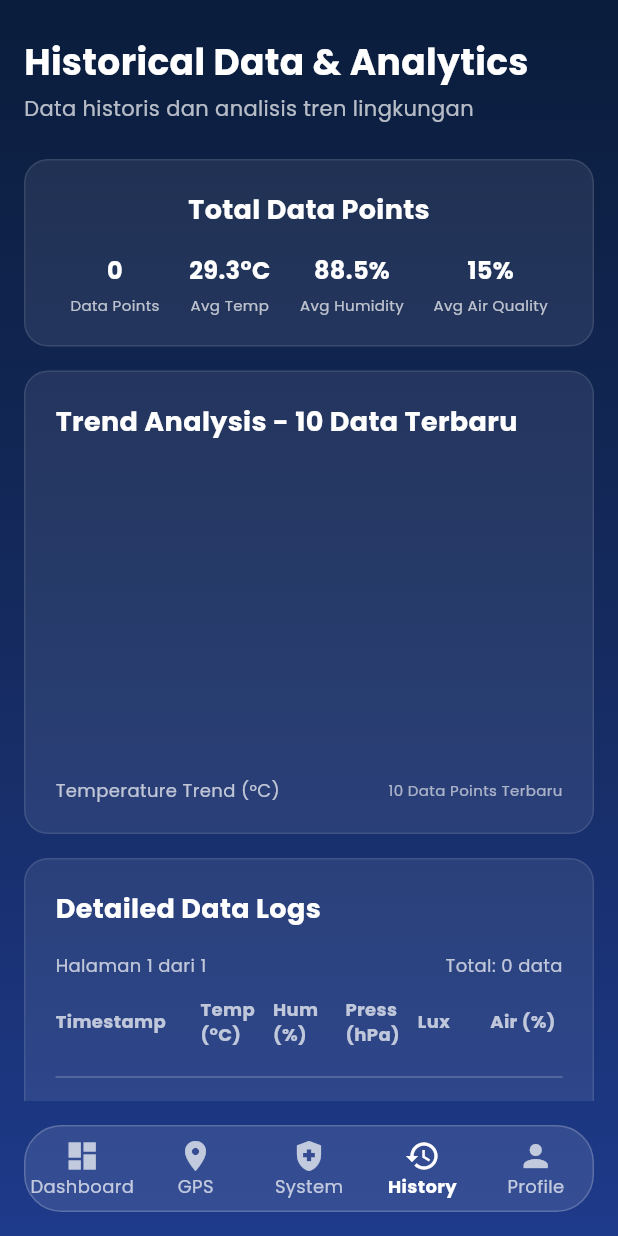
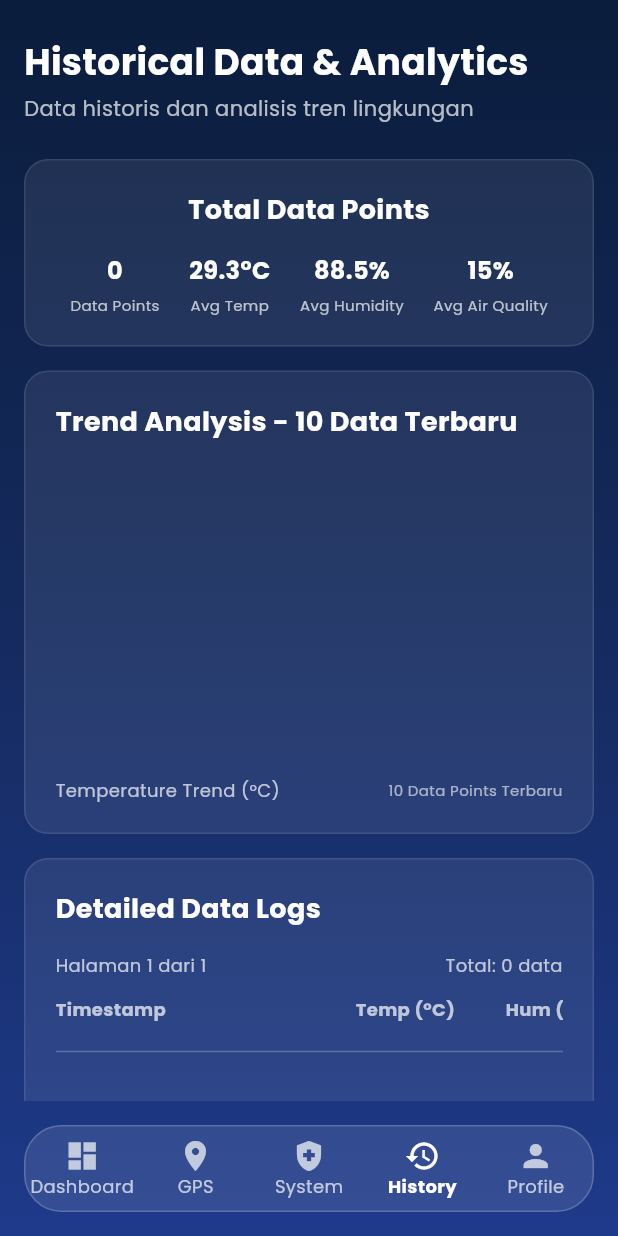
Before and after one commit to Byuzz/weather-mobile, a Flutter app: the MainScreen screen opened directly, item 4 of the bottom bar chosen, on a phone screen of 412 x 824 dp. Run offline on Flutter 3.47's test engine with Material 3 defaults, Android fonts, the light colour scheme and no system bars; drawn by our look-alikes of fl_chart; our stand-ins replace flutter_map, font_awesome_flutter, google_fonts, latlong2, shared_preferences; accounts and stored records are empty; network calls fail.

Commit message:
vixed bug

```diff
--- a/lib/screens/history_tab.dart
+++ b/lib/screens/history_tab.dart
@@ -89,7 +89,7 @@ class _HistoryTabState extends State<HistoryTab> {
 
                     const SizedBox(height: 16),
 
-                    // Detailed Data Logs dengan Pagination
+                    // Detailed Data Logs
                     _buildDataLogsCard(historyData, _currentPage, totalPages, totalLogs),
 
                     const SizedBox(height: 20),
@@ -162,7 +162,6 @@ class _HistoryTabState extends State<HistoryTab> {
   }
 
   Widget _buildTrendAnalysisCard(List<dynamic> historyData) {
-    // Ambil 10 data terbaru untuk trend analysis
     final trendData = historyData.take(10).toList();
 
     List<FlSpot> spots = [];
@@ -287,71 +286,23 @@ class _HistoryTabState extends State<HistoryTab> {
           ),
           const SizedBox(height: 12),
 
+          // Table Header + Data dengan Horizontal Scroll
+          SingleChildScrollView(
+            scrollDirection: Axis.horizontal,
+            child: SizedBox(
+              width: 700,
+              child: Column(
+                children: [
                   // Table Header
                   const Row(
                     mainAxisAlignment: MainAxisAlignment.spaceBetween,
                     children: [
-              Expanded(
-                flex: 2,
-                child: Text(
-                  'Timestamp',
-                  style: TextStyle(
-                    color: Colors.white70,
-                    fontSize: 12,
-                    fontWeight: FontWeight.bold,
-                  ),
-                ),
-              ),
-              Expanded(
-                child: Text(
-                  'Temp (°C)',
-                  style: TextStyle(
-                    color: Colors.white70,
-                    fontSize: 12,
-                    fontWeight: FontWeight.bold,
-                  ),
-                ),
-              ),
-              Expanded(
-                child: Text(
-                  'Hum (%)',
-                  style: TextStyle(
-                    color: Colors.white70,
-                    fontSize: 12,
-                    fontWeight: FontWeight.bold,
-                  ),
-                ),
-              ),
-              Expanded(
-                child: Text(
-                  'Press (hPa)',
-                  style: TextStyle(
-                    color: Colors.white70,
-                    fontSize: 12,
-                    fontWeight: FontWeight.bold,
-                  ),
-                ),
-              ),
-              Expanded(
-                child: Text(
-                  'Lux',
-                  style: TextStyle(
-                    color: Colors.white70,
-                    fontSize: 12,
-                    fontWeight: FontWeight.bold,
-                  ),
-                ),
-              ),
-              Expanded(
-                child: Text(
-                  'Air (%)',
-                  style: TextStyle(
-                    color: Colors.white70,
-                    fontSize: 12,
-                    fontWeight: FontWeight.bold,
-                  ),
-                ),
-              ),
+                      Expanded(flex: 2, child: _HeaderCell('Timestamp')),
+                      Expanded(child: _HeaderCell('Temp (°C)')),
+                      Expanded(child: _HeaderCell('Hum (%)')),
+                      Expanded(child: _HeaderCell('Press (hPa)')),
+                      Expanded(child: _HeaderCell('Lux')),
+                      Expanded(child: _HeaderCell('Air (%)')),
                     ],
                   ),
                   const SizedBox(height: 12),
@@ -380,6 +331,10 @@ class _HistoryTabState extends State<HistoryTab> {
                         air: log['air_clean_perc']?.toString() ?? '--',
                       )).toList(),
                     ),
+                ],
+              ),
+            ),
+          ),
 
           const SizedBox(height: 16),
           const Divider(color: Colors.white24),
@@ -395,6 +350,7 @@ class _HistoryTabState extends State<HistoryTab> {
           // Data Labels
           const Wrap(
             spacing: 16,
+            runSpacing: 8,
             children: [
               _buildDataLabel('Aktivity', Colors.blue),
               _buildDataLabel('Sensitivity', Colors.green),
@@ -409,7 +365,35 @@ class _HistoryTabState extends State<HistoryTab> {
     );
   }
 
+  // =========================================================================
+  // FIX: LOGIKA PAGINATION YANG DINAMIS (Sliding Window)
+  // =========================================================================
   Widget _buildPaginationControls(int currentPage, int totalPages) {
+    // Kita ingin menampilkan 5 halaman sekaligus
+    const int windowSize = 5;
+
+    // Tentukan halaman awal (startPage)
+    int startPage;
+
+    if (totalPages <= windowSize) {
+      // Jika total halaman sedikit, mulai dari 1
+      startPage = 1;
+    } else {
+      // Jika halaman banyak, coba posisikan halaman saat ini di tengah
+      // currentPage - 2
+      startPage = currentPage - (windowSize ~/ 2);
+
+      // Koreksi batas bawah (tidak boleh kurang dari 1)
+      if (startPage < 1) {
+        startPage = 1;
+      }
+
+      // Koreksi batas atas (jangan sampai startPage + 5 melebihi totalPages)
+      if (startPage + windowSize - 1 > totalPages) {
+        startPage = totalPages - windowSize + 1;
+      }
+    }
+
     return Row(
       mainAxisAlignment: MainAxisAlignment.center,
       children: [
@@ -420,30 +404,36 @@ class _HistoryTabState extends State<HistoryTab> {
           color: currentPage > 1 ? Colors.white : Colors.white54,
         ),
 
-        // Page Numbers
-        ...List.generate(totalPages, (index) {
-          final pageNumber = index + 1;
+        // Page Numbers (Dinamis berdasarkan startPage)
+        Row(
+          children: List.generate(
+            // Tampilkan jumlah tombol sesuai windowSize atau totalPages jika lebih kecil
+            totalPages > windowSize ? windowSize : totalPages,
+            (index) {
+              // Ini kuncinya: displayPage bukan index + 1, tapi startPage + index
+              final int displayPage = startPage + index;
+
               return Padding(
                 padding: const EdgeInsets.symmetric(horizontal: 4.0),
                 child: GestureDetector(
-              onTap: () => _loadPage(pageNumber),
+                  onTap: () => _loadPage(displayPage),
                   child: Container(
                     width: 32,
                     height: 32,
                     decoration: BoxDecoration(
-                  color: currentPage == pageNumber
+                      color: currentPage == displayPage
                           ? Colors.blue.withOpacity(0.3)
                           : Colors.transparent,
                       borderRadius: BorderRadius.circular(8),
                       border: Border.all(
-                    color: currentPage == pageNumber ? Colors.blue : Colors.white30,
+                        color: currentPage == displayPage ? Colors.blue : Colors.white30,
                       ),
                     ),
                     child: Center(
                       child: Text(
-                    '$pageNumber',
+                        '$displayPage',
                         style: TextStyle(
-                      color: currentPage == pageNumber ? Colors.white : Colors.white70,
+                          color: currentPage == displayPage ? Colors.white : Colors.white70,
                           fontSize: 12,
                           fontWeight: FontWeight.bold,
                         ),
@@ -452,7 +442,9 @@ class _HistoryTabState extends State<HistoryTab> {
                   ),
                 ),
               );
-        }),
+            },
+          ),
+        ),
 
         // Next Button
         IconButton(
@@ -481,58 +473,33 @@ class _HistoryTabState extends State<HistoryTab> {
             flex: 2,
             child: Text(
               timestamp.length > 16 ? timestamp.substring(0, 16) : timestamp,
-              style: const TextStyle(
-                color: Colors.white,
-                fontSize: 10,
+              style: const TextStyle(color: Colors.white, fontSize: 10),
             ),
           ),
+          Expanded(child: Text('$temp °C', style: const TextStyle(color: Colors.white, fontSize: 10))),
+          Expanded(child: Text('$hum %', style: const TextStyle(color: Colors.white, fontSize: 10))),
+          Expanded(child: Text(press, style: const TextStyle(color: Colors.white, fontSize: 10))),
+          Expanded(child: Text(lux, style: const TextStyle(color: Colors.white, fontSize: 10))),
+          Expanded(child: Text('$air%', style: const TextStyle(color: Colors.white, fontSize: 10))),
+        ],
       ),
-          Expanded(
-            child: Text(
-              '$temp °C',
+    );
+  }
+}
+
+// Helper Widgets
+class _HeaderCell extends StatelessWidget {
+  final String text;
+  const _HeaderCell(this.text);
+
+  @override
+  Widget build(BuildContext context) {
+    return Text(
+      text,
       style: const TextStyle(
-                color: Colors.white,
-                fontSize: 10,
-              ),
-            ),
-          ),
-          Expanded(
-            child: Text(
-              '$hum %',
-              style: const TextStyle(
-                color: Colors.white,
-                fontSize: 10,
-              ),
-            ),
-          ),
-          Expanded(
-            child: Text(
-              press,
-              style: const TextStyle(
-                color: Colors.white,
-                fontSize: 10,
-              ),
-            ),
-          ),
-          Expanded(
-            child: Text(
-              lux,
-              style: const TextStyle(
-                color: Colors.white,
-                fontSize: 10,
-              ),
-            ),
-          ),
-          Expanded(
-            child: Text(
-              '$air%',
-              style: const TextStyle(
-                color: Colors.white,
-                fontSize: 10,
-              ),
-            ),
-          ),
-        ],
+        color: Colors.white70,
+        fontSize: 12,
+        fontWeight: FontWeight.bold,
       ),
     );
   }
```
Also changed, not shown: lib/screens/gps_tab.dart (+61 -68 lines), lib/screens/profile_tab.dart (+7 -6 lines), 1 other file. Lines whose indentation alone changed are shown as unchanged.
